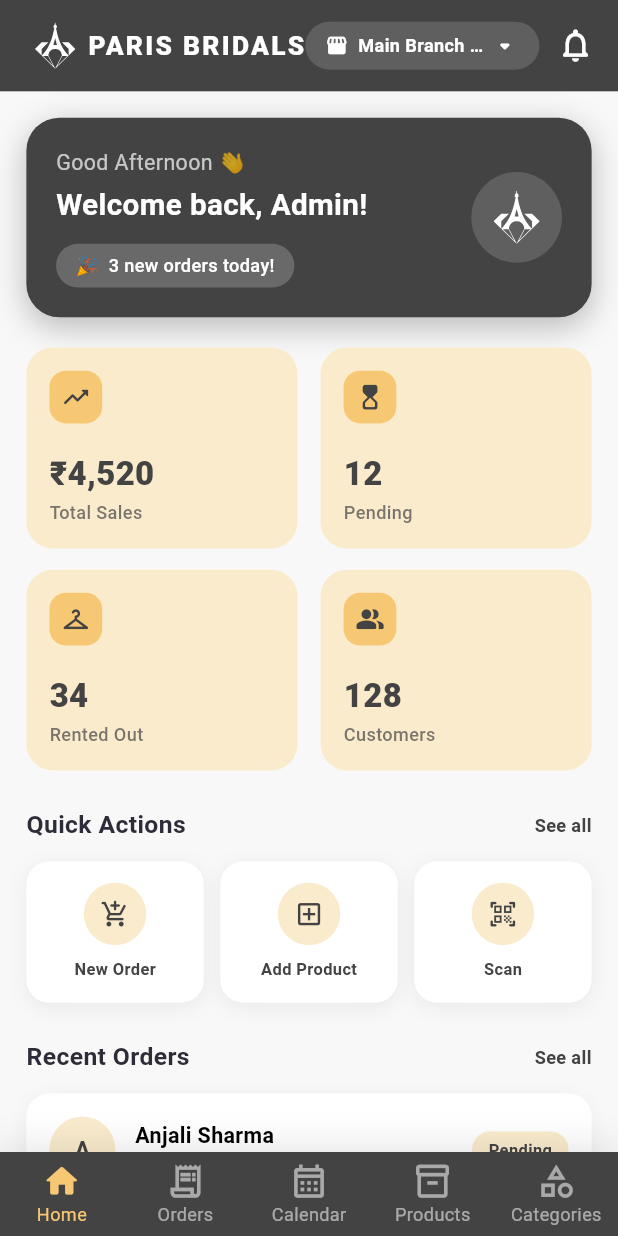
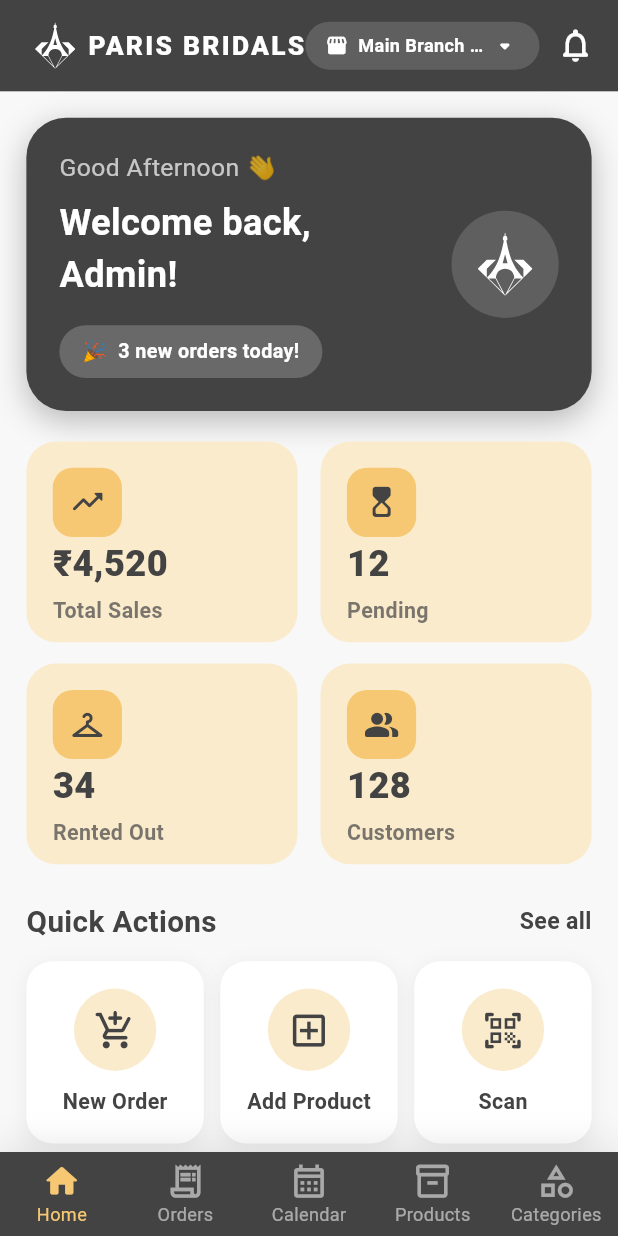
Before and after one commit to abijithsupportta/parisbridals, a Flutter app: the MainLayout screen opened directly, on a phone screen of 412 x 824 dp. Run offline on Flutter 3.47's test engine with Material 3 defaults, Android fonts, the phone set to English and light mode, and no system bars; our stand-ins replace dio, flutter_dotenv, flutter_riverpod, flutter_secure_storage, flutter_svg, image_picker and 1 more; accounts and stored records are empty; network calls fail.

Commit message:
feat: redesign dashboard and products module for ui/ux consistency

```diff
--- a/apps/mobile/lib/features/dashboard/views/dashboard_view.dart
+++ b/apps/mobile/lib/features/dashboard/views/dashboard_view.dart
@@ -36,13 +36,13 @@ class DashboardView extends StatelessWidget {
 
   Widget _buildGreetingBanner() {
     return Container(
-      padding: Responsive.all(18),
+      padding: Responsive.all(20),
       decoration: BoxDecoration(
         color: _primary,
-        borderRadius: BorderRadius.circular(Responsive.r(20)),
+        borderRadius: BorderRadius.circular(Responsive.r(24)),
         boxShadow: [
           BoxShadow(
-            color: _primary.withOpacity(0.35),
+            color: _primary.withValues(alpha: 0.35),
             blurRadius: Responsive.r(16),
             offset: Offset(0, Responsive.h(6)),
           ),
@@ -56,45 +56,45 @@ class DashboardView extends StatelessWidget {
               children: [
                 Text(
                   'Good Afternoon 👋',
-                  style: TextStyle(color: Colors.white70, fontSize: Responsive.sp(13)),
+                  style: TextStyle(color: Colors.white70, fontSize: Responsive.sp(15)),
                 ),
-                SizedBox(height: Responsive.h(4)),
+                SizedBox(height: Responsive.h(6)),
                 Text(
                   'Welcome back, Admin!',
                   style: TextStyle(
                     color: Colors.white,
-                    fontSize: Responsive.sp(18),
+                    fontSize: Responsive.sp(22),
                     fontWeight: FontWeight.bold,
                   ),
                 ),
-                SizedBox(height: Responsive.h(12)),
+                SizedBox(height: Responsive.h(16)),
                 Container(
-                  padding: Responsive.symmetric(horizontal: 12, vertical: 6),
+                  padding: Responsive.symmetric(horizontal: 14, vertical: 8),
                   decoration: BoxDecoration(
-                    color: Colors.white.withOpacity(0.2),
+                    color: Colors.white.withValues(alpha: 0.2),
                     borderRadius: BorderRadius.circular(Responsive.r(20)),
                   ),
                   child: Text(
                     '🎉  3 new orders today!',
-                    style: TextStyle(color: Colors.white, fontSize: Responsive.sp(11), fontWeight: FontWeight.w500),
+                    style: TextStyle(color: Colors.white, fontSize: Responsive.sp(12), fontWeight: FontWeight.bold),
                   ),
                 ),
               ],
             ),
           ),
-          SizedBox(width: Responsive.w(12)),
+          SizedBox(width: Responsive.w(14)),
           Container(
-            width: Responsive.w(55),
-            height: Responsive.w(55),
+            width: Responsive.w(65),
+            height: Responsive.w(65),
             decoration: BoxDecoration(
-              color: Colors.white.withOpacity(0.15),
+              color: Colors.white.withValues(alpha: 0.15),
               shape: BoxShape.circle,
             ),
             child: Center(
               child: SvgPicture.asset(
                 'assets/images/logo_paris.svg',
-                width: Responsive.icon(32),
-                height: Responsive.icon(32),
+                width: Responsive.icon(38),
+                height: Responsive.icon(38),
                 colorFilter: const ColorFilter.mode(Colors.white, BlendMode.srcIn),
               ),
             ),
@@ -123,31 +123,31 @@ class DashboardView extends StatelessWidget {
 
   Widget _buildStatCard(String title, String value, IconData icon, Color accent, Color bg) {
     return Container(
-      padding: Responsive.all(14),
+      padding: Responsive.all(16),
       decoration: BoxDecoration(
         color: bg,
-        borderRadius: BorderRadius.circular(Responsive.r(16)),
+        borderRadius: BorderRadius.circular(Responsive.r(18)),
       ),
       child: Column(
         crossAxisAlignment: CrossAxisAlignment.start,
         children: [
           Container(
-            padding: Responsive.all(7),
+            padding: Responsive.all(10),
             decoration: BoxDecoration(
               color: _accent,
-              borderRadius: BorderRadius.circular(Responsive.r(10)),
+              borderRadius: BorderRadius.circular(Responsive.r(12)),
             ),
-            child: Icon(icon, size: Responsive.icon(18), color: _primary),
+            child: Icon(icon, size: Responsive.icon(22), color: _primary),
           ),
           const Spacer(),
           Text(
             value,
-            style: TextStyle(fontSize: Responsive.sp(20), fontWeight: FontWeight.w800, color: accent),
+            style: TextStyle(fontSize: Responsive.sp(22), fontWeight: FontWeight.w800, color: accent),
           ),
-          SizedBox(height: Responsive.h(2)),
+          SizedBox(height: Responsive.h(4)),
           Text(
             title,
-            style: TextStyle(fontSize: Responsive.sp(11), fontWeight: FontWeight.w500, color: accent.withOpacity(0.7)),
+            style: TextStyle(fontSize: Responsive.sp(13), fontWeight: FontWeight.w600, color: accent.withValues(alpha: 0.7)),
           ),
         ],
       ),
@@ -169,13 +169,13 @@ class DashboardView extends StatelessWidget {
   Widget _buildActionChip(String label, IconData icon, Color color) {
     return Expanded(
       child: Container(
-        padding: Responsive.symmetric(vertical: 14),
+        padding: Responsive.symmetric(vertical: 18),
         decoration: BoxDecoration(
           color: Colors.white,
-          borderRadius: BorderRadius.circular(Responsive.r(14)),
+          borderRadius: BorderRadius.circular(Responsive.r(16)),
           boxShadow: [
             BoxShadow(
-              color: color.withOpacity(0.08),
+              color: color.withValues(alpha: 0.08),
               blurRadius: Responsive.r(10),
               offset: Offset(0, Responsive.h(3)),
             ),
@@ -184,17 +184,17 @@ class DashboardView extends StatelessWidget {
         child: Column(
           children: [
             Container(
-              padding: Responsive.all(10),
+              padding: Responsive.all(12),
               decoration: const BoxDecoration(
                 color: _surface,
                 shape: BoxShape.circle,
               ),
-              child: Icon(icon, size: Responsive.icon(18), color: color),
+              child: Icon(icon, size: Responsive.icon(26), color: color),
             ),
-            SizedBox(height: Responsive.h(8)),
+            SizedBox(height: Responsive.h(10)),
             Text(
               label,
-              style: TextStyle(fontSize: Responsive.sp(10), fontWeight: FontWeight.w600, color: color),
+              style: TextStyle(fontSize: Responsive.sp(13), fontWeight: FontWeight.w700, color: color),
             ),
           ],
         ),
@@ -207,12 +207,12 @@ class DashboardView extends StatelessWidget {
       children: [
         Text(
           title,
-          style: TextStyle(fontSize: Responsive.sp(15), fontWeight: FontWeight.bold, color: const Color(0xFF2D2D3A)),
+          style: TextStyle(fontSize: Responsive.sp(18), fontWeight: FontWeight.bold, color: _primary),
         ),
         const Spacer(),
         Text(
           'See all',
-          style: TextStyle(fontSize: Responsive.sp(11), fontWeight: FontWeight.w600, color: _primary),
+          style: TextStyle(fontSize: Responsive.sp(14), fontWeight: FontWeight.w700, color: _primary),
         ),
       ],
     );
@@ -228,14 +228,14 @@ class DashboardView extends StatelessWidget {
     return Column(
       children: orders.map((order) {
         return Container(
-          margin: Responsive.only(bottom: 10),
-          padding: Responsive.all(14),
+          margin: Responsive.only(bottom: 14),
+          padding: Responsive.all(16),
           decoration: BoxDecoration(
             color: Colors.white,
-            borderRadius: BorderRadius.circular(Responsive.r(14)),
+            borderRadius: BorderRadius.circular(Responsive.r(16)),
             boxShadow: [
               BoxShadow(
-                color: Colors.black.withOpacity(0.04),
+                color: Colors.black.withValues(alpha: 0.04),
                 blurRadius: Responsive.r(8),
                 offset: Offset(0, Responsive.h(2)),
               ),
@@ -244,33 +244,33 @@ class DashboardView extends StatelessWidget {
           child: Row(
             children: [
               CircleAvatar(
-                radius: Responsive.w(20),
+                radius: Responsive.w(24),
                 backgroundColor: _surface,
                 child: Text(
                   order.name[0],
-                  style: TextStyle(fontWeight: FontWeight.bold, color: order.statusColor, fontSize: Responsive.sp(14)),
+                  style: TextStyle(fontWeight: FontWeight.bold, color: order.statusColor, fontSize: Responsive.sp(18)),
                 ),
               ),
-              SizedBox(width: Responsive.w(12)),
+              SizedBox(width: Responsive.w(16)),
               Expanded(
                 child: Column(
                   crossAxisAlignment: CrossAxisAlignment.start,
                   children: [
-                    Text(order.name, style: TextStyle(fontWeight: FontWeight.w600, fontSize: Responsive.sp(13))),
-                    SizedBox(height: Responsive.h(2)),
-                    Text(order.product, style: TextStyle(color: const Color(0xFF888899), fontSize: Responsive.sp(11))),
+                    Text(order.name, style: TextStyle(fontWeight: FontWeight.bold, fontSize: Responsive.sp(15), color: _primary)),
+                    SizedBox(height: Responsive.h(4)),
+                    Text(order.product, style: TextStyle(color: Colors.grey[600], fontSize: Responsive.sp(13), fontWeight: FontWeight.w500)),
                   ],
                 ),
               ),
               Container(
-                padding: Responsive.symmetric(horizontal: 10, vertical: 4),
+                padding: Responsive.symmetric(horizontal: 12, vertical: 6),
                 decoration: BoxDecoration(
                   color: _surface,
-                  borderRadius: BorderRadius.circular(Responsive.r(12)),
+                  borderRadius: BorderRadius.circular(Responsive.r(14)),
                 ),
                 child: Text(
                   order.status,
-                  style: TextStyle(color: order.statusColor, fontSize: Responsive.sp(10), fontWeight: FontWeight.w700),
+                  style: TextStyle(color: order.statusColor, fontSize: Responsive.sp(12), fontWeight: FontWeight.w800),
                 ),
               ),
             ],
```
Also changed, not shown: apps/mobile/lib/features/products/views/product_detail_view.dart (+15 -13 lines), apps/mobile/lib/features/products/views/product_form_view.dart (+32 -29 lines), apps/mobile/lib/features/products/views/products_view.dart (+31 -31 lines).
